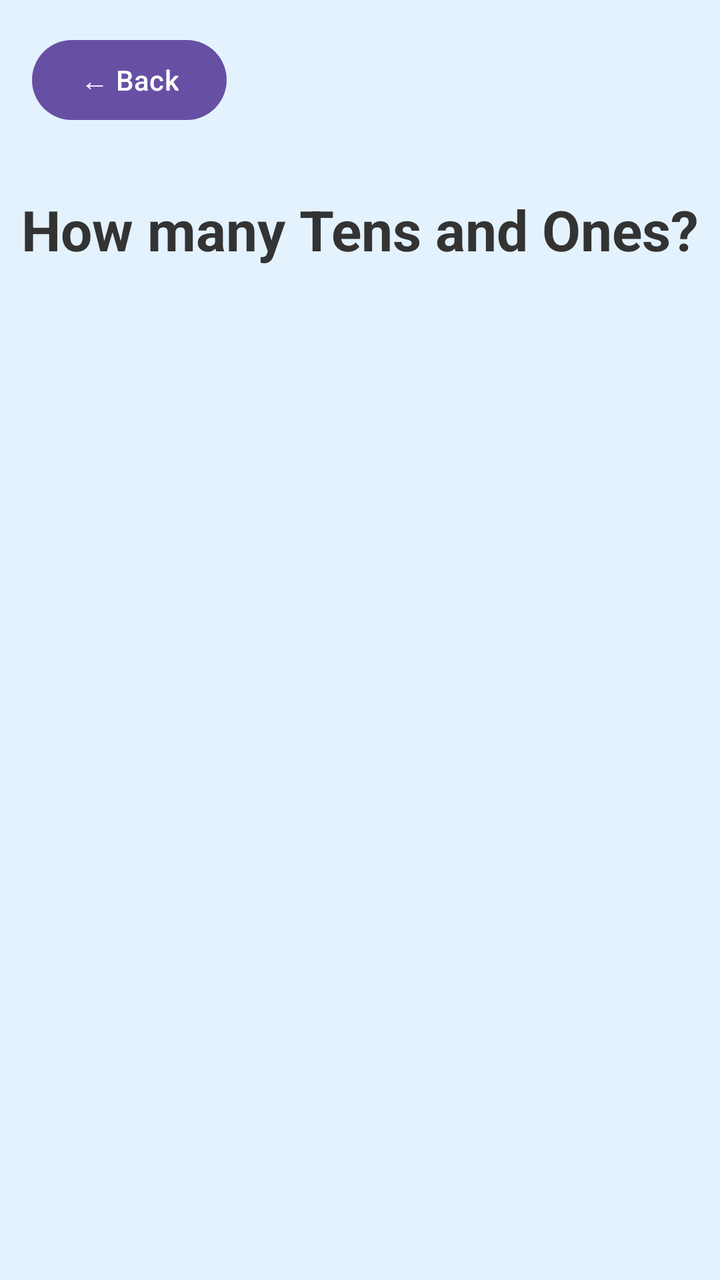
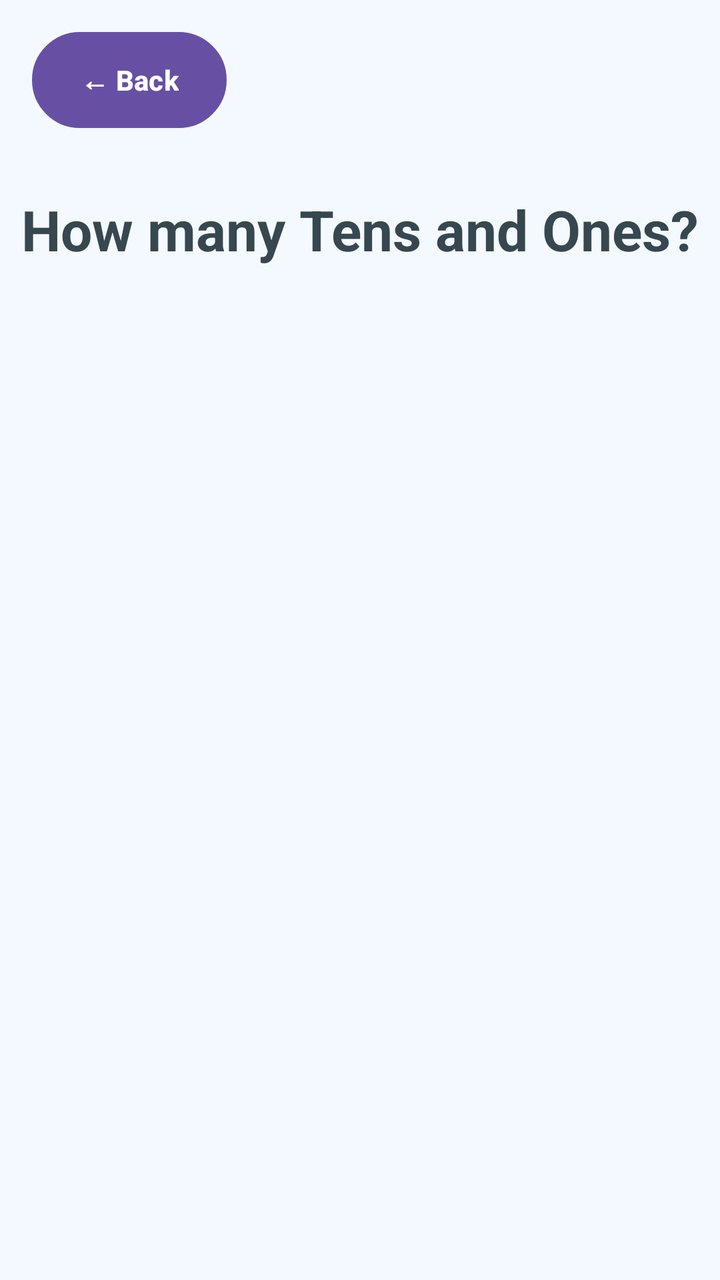

Compare the two renders of this Android layout. The source of the first and the diff that turns it into the second are given below.
<!-- AndroidManifest.xml: application theme Theme.P1Chai_Boon_Hong2206806 -->
<!-- res/layout/activity_place_value.xml -->
<?xml version="1.0" encoding="utf-8"?>
<androidx.constraintlayout.widget.ConstraintLayout xmlns:android="http://schemas.android.com/apk/res/android"
    xmlns:app="http://schemas.android.com/apk/res-auto"
    xmlns:tools="http://schemas.android.com/tools"
    android:layout_width="match_parent"
    android:layout_height="match_parent"
    android:background="#E3F2FD"
    android:fitsSystemWindows="true"
    tools:context=".PlaceValueActivity">

    <Button
        android:id="@+id/btnBack"
        android:layout_width="wrap_content"
        android:layout_height="wrap_content"
        android:text="← Back"
        android:layout_margin="16dp"
        app:layout_constraintStart_toStartOf="parent"
        app:layout_constraintTop_toTopOf="parent" />

    <TextView
        android:id="@+id/tvInstruction"
        android:layout_width="wrap_content"
        android:layout_height="wrap_content"
        android:layout_marginTop="32dp"
        android:text="How many Tens and Ones?"
        android:textColor="#333"
        android:textSize="28sp"
        android:textStyle="bold"
        app:layout_constraintEnd_toEndOf="parent"
        app:layout_constraintStart_toStartOf="parent"
        app:layout_constraintTop_toBottomOf="@id/btnBack" />

    <GridLayout
        android:id="@+id/visualContainerLayout"
        android:layout_width="wrap_content"
        android:layout_height="wrap_content"
        android:layout_marginTop="32dp"
        android:columnCount="5"
        app:layout_constraintEnd_toEndOf="parent"
        app:layout_constraintStart_toStartOf="parent"
        app:layout_constraintTop_toBottomOf="@id/tvInstruction" />

    <LinearLayout
        android:id="@+id/optionsContainerLayout"
        android:layout_width="wrap_content"
        android:layout_height="wrap_content"
        android:layout_marginTop="32dp"
        android:orientation="horizontal"
        app:layout_constraintEnd_toEndOf="parent"
        app:layout_constraintStart_toStartOf="parent"
        app:layout_constraintTop_toBottomOf="@id/visualContainerLayout" />

</androidx.constraintlayout.widget.ConstraintLayout>
<!-- resources referenced by this layout -->
<resources>
  <style name="Theme.P1Chai_Boon_Hong2206806" parent="Base.Theme.P1Chai_Boon_Hong2206806" />
  <style name="Base.Theme.P1Chai_Boon_Hong2206806" parent="Theme.Material3.DayNight.NoActionBar">
          
          
      </style>
</resources>

<!-- the commit's change to res/layout/activity_place_value.xml (unified diff, before → after) -->
@@ -4,7 +4,7 @@
     xmlns:tools="http://schemas.android.com/tools"
     android:layout_width="match_parent"
     android:layout_height="match_parent"
-    android:background="#E3F2FD"
+    android:background="@color/app_bg"
     android:fitsSystemWindows="true"
     tools:context=".PlaceValueActivity">
 
@@ -13,6 +13,9 @@
         android:layout_width="wrap_content"
         android:layout_height="wrap_content"
         android:text="← Back"
+        android:textColor="@color/white"
+        android:textStyle="bold"
+        android:background="@drawable/btn_rounded_primary"
         android:layout_margin="16dp"
         app:layout_constraintStart_toStartOf="parent"
         app:layout_constraintTop_toTopOf="parent" />
@@ -23,7 +26,7 @@
         android:layout_height="wrap_content"
         android:layout_marginTop="32dp"
         android:text="How many Tens and Ones?"
-        android:textColor="#333"
+        android:textColor="@color/text_primary"
         android:textSize="28sp"
         android:textStyle="bold"
         app:layout_constraintEnd_toEndOf="parent"
<!-- resource entries referenced after the edit -->
@@ -1,6 +1,26 @@
 <!-- resources referenced by this layout -->
 <resources>
+  <color name="app_bg">#F4F9FF</color>
+  <color name="text_primary">#37474F</color>
+  <color name="white">#FFFFFFFF</color>
+  <!-- drawable btn_rounded_primary (drawable) -->
+  <?xml version="1.0" encoding="utf-8"?>
+  <shape xmlns:android="http://schemas.android.com/apk/res/android"
+      android:shape="rectangle">
+      <solid android:color="@color/btn_primary" />
+      <corners android:radius="24dp" />
+      <padding
+          android:bottom="16dp"
+          android:left="24dp"
+          android:right="24dp"
+          android:top="16dp" />
+      <stroke
+          android:width="4dp"
+          android:color="@color/btn_primary_dark" />
+  </shape>
   <style name="Theme.P1Chai_Boon_Hong2206806" parent="Base.Theme.P1Chai_Boon_Hong2206806" />
+  <color name="btn_primary">#4FC3F7</color>
+  <color name="btn_primary_dark">#0288D1</color>
   <style name="Base.Theme.P1Chai_Boon_Hong2206806" parent="Theme.Material3.DayNight.NoActionBar">
           
           
